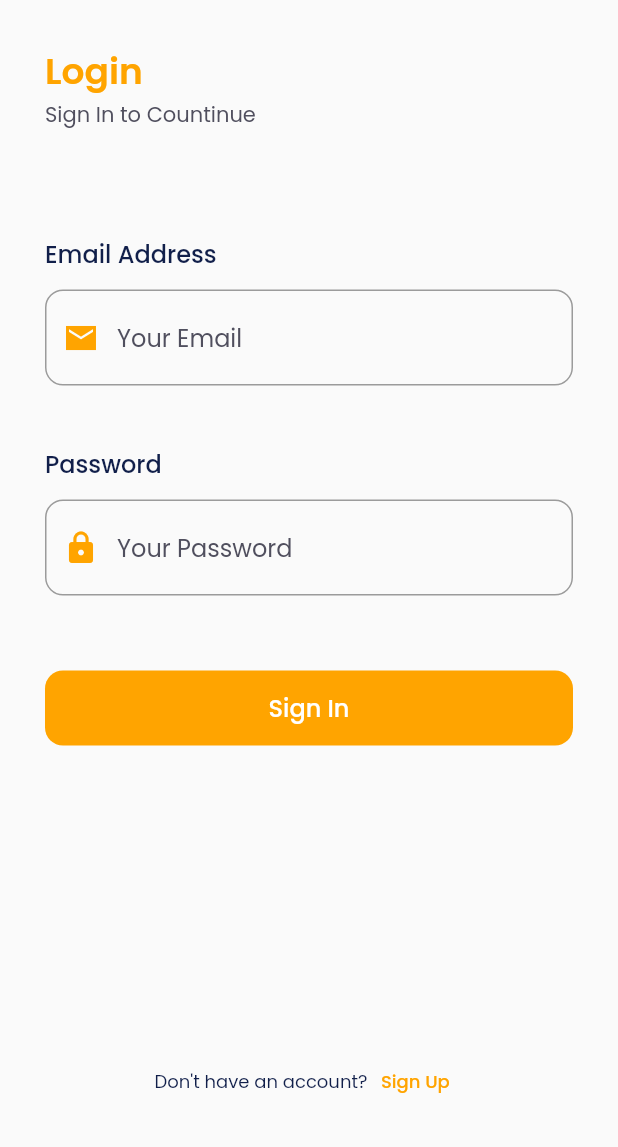
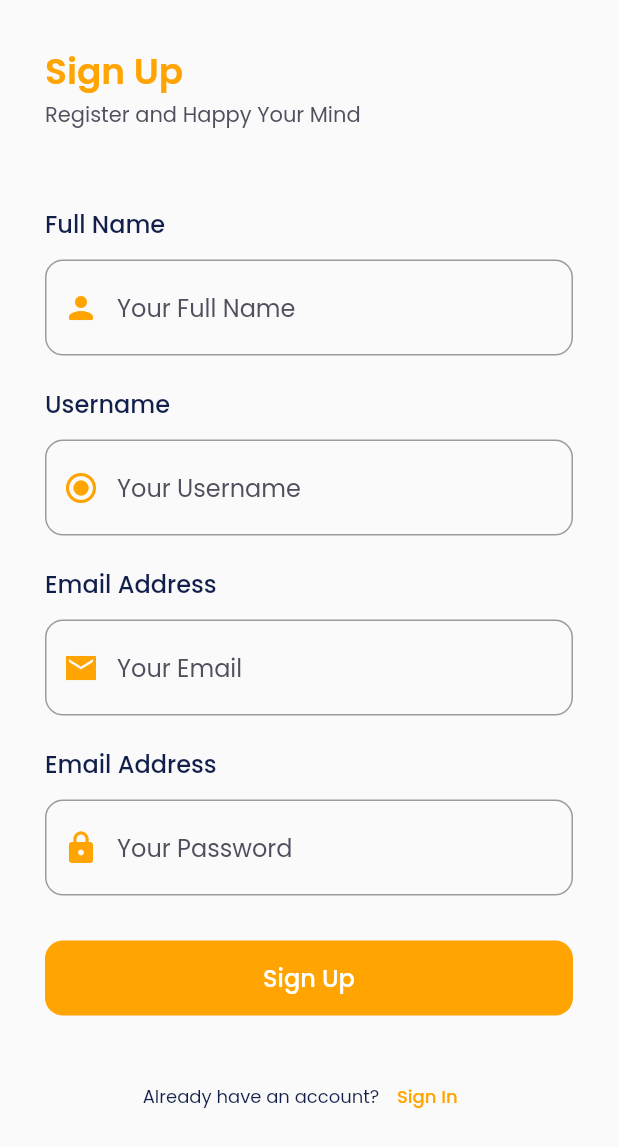
Before and after one commit to ibrahimmm999/MindMe-INVFEST, a Flutter app: the screen it shows after launch, after a tap on "Sign Up", on a phone screen of 412 x 824 dp. Shown: the top 1147 px of the screen. Run offline on Flutter 3.47's test engine with Material 2 defaults, Android fonts, the phone set to English and light mode, and no system bars; our stand-ins replace google_fonts.

Commit message:
added sign up page

```diff
--- a/src/lib/ui/sign_in_page.dart
+++ b/src/lib/ui/sign_in_page.dart
@@ -1,5 +1,6 @@
 import 'package:flutter/material.dart';
 import 'package:src/shared/theme.dart';
+import 'package:src/ui/user_pages/sign_up_page.dart';
 import 'package:src/ui/widgets/custom_button.dart';
 
 import 'widgets/custom_text_form_field.dart';
@@ -88,7 +89,7 @@ class SignInPage extends StatelessWidget {
             ),
             submitButton(),
             SizedBox(
-              height: 200,
+              height: 220,
             ),
             Row(
               mainAxisAlignment: MainAxisAlignment.center,
@@ -98,7 +99,12 @@ class SignInPage extends StatelessWidget {
                   style: secondaryColorText.copyWith(fontSize: 12),
                 ),
                 TextButton(
-                    onPressed: () {},
+                    onPressed: () {
+                      Navigator.push(
+                          context,
+                          MaterialPageRoute(
+                              builder: (context) => SignUpPage()));
+                    },
                     child: Text(
                       "Sign Up",
                       style: primaryColorText.copyWith(
--- /dev/null
+++ b/src/lib/ui/user_pages/sign_up_page.dart
@@ -0,0 +1,174 @@
+import 'package:flutter/material.dart';
+import 'package:src/ui/sign_in_page.dart';
+import 'package:src/ui/widgets/custom_button.dart';
+
+import '../../shared/theme.dart';
+import '../widgets/custom_text_form_field.dart';
+
+class SignUpPage extends StatelessWidget {
+  SignUpPage({super.key});
+  final TextEditingController fullNameController =
+      TextEditingController(text: '');
+  final TextEditingController usernameController =
+      TextEditingController(text: '');
+  final TextEditingController emailController = TextEditingController(text: '');
+  final TextEditingController passwordController =
+      TextEditingController(text: '');
+
+  @override
+  Widget build(BuildContext context) {
+    Widget inputFullName() {
+      return CustomTextFormField(
+        icon: Icon(
+          Icons.person_rounded,
+          color: primaryColor,
+        ),
+        hintText: 'Your Full Name',
+        controller: emailController,
+        radiusBorder: defaultRadius,
+      );
+    }
+
+    Widget inputUsername() {
+      return CustomTextFormField(
+        icon: Icon(
+          Icons.radio_button_checked_rounded,
+          color: primaryColor,
+        ),
+        hintText: 'Your Username',
+        controller: emailController,
+        radiusBorder: defaultRadius,
+      );
+    }
+
+    Widget inputEmail() {
+      return CustomTextFormField(
+        icon: Icon(
+          Icons.email_sharp,
+          color: primaryColor,
+        ),
+        hintText: 'Your Email',
+        controller: emailController,
+        radiusBorder: defaultRadius,
+      );
+    }
+
+    Widget inputPassword() {
+      return CustomTextFormField(
+        icon: Icon(Icons.lock, color: primaryColor),
+        controller: passwordController,
+        hintText: 'Your Password',
+        obscureText: true,
+        radiusBorder: defaultRadius,
+      );
+    }
+
+    Widget submitButton() {
+      return CustomButton(
+          radiusButton: defaultRadius,
+          buttonColor: primaryColor,
+          buttonText: "Sign Up",
+          widthButton: double.infinity,
+          onPressed: () {},
+          heightButton: 50);
+    }
+
+    return Scaffold(
+      body: SingleChildScrollView(
+        child: Container(
+          margin: EdgeInsets.all(30.0),
+          child: Column(
+            crossAxisAlignment: CrossAxisAlignment.start,
+            children: [
+              Text(
+                "Sign Up",
+                style: primaryColorText.copyWith(
+                    fontSize: 24, fontWeight: FontWeight.w600),
+              ),
+              Text(
+                "Register and Happy Your Mind",
+                style: greyText.copyWith(fontSize: 14),
+              ),
+              SizedBox(
+                height: 50,
+              ),
+              Text(
+                "Full Name",
+                style: secondaryColorText.copyWith(
+                    fontSize: 16, fontWeight: FontWeight.w500),
+              ),
+              SizedBox(
+                height: 12,
+              ),
+              inputFullName(),
+              SizedBox(
+                height: 20,
+              ),
+              Text(
+                "Username",
+                style: secondaryColorText.copyWith(
+                    fontSize: 16, fontWeight: FontWeight.w500),
+              ),
+              SizedBox(
+                height: 12,
+              ),
+              inputUsername(),
+              SizedBox(
+                height: 20,
+              ),
+              Text(
+                "Email Address",
+                style: secondaryColorText.copyWith(
+                    fontSize: 16, fontWeight: FontWeight.w500),
+              ),
+              SizedBox(
+                height: 12,
+              ),
+              inputEmail(),
+              SizedBox(
+                height: 20,
+              ),
+              Text(
+                "Email Address",
+                style: secondaryColorText.copyWith(
+                    fontSize: 16, fontWeight: FontWeight.w500),
+              ),
+              SizedBox(
+                height: 12,
+              ),
+              inputPassword(),
+              SizedBox(
+                height: 30,
+              ),
+              submitButton(),
+              SizedBox(
+                height: 30,
+              ),
+              Row(
+                mainAxisAlignment: MainAxisAlignment.center,
+                children: [
+                  Text(
+                    "Already have an account?",
+                    style: secondaryColorText.copyWith(fontSize: 12),
+                  ),
+                  TextButton(
+                      onPressed: () {
+                        Navigator.push(
+                            context,
+                            MaterialPageRoute(
+                                builder: (context) => SignInPage()));
+                      },
+                      child: Text(
+                        "Sign In",
+                        style: primaryColorText.copyWith(
+                            fontSize: 12, fontWeight: FontWeight.w500),
+                      ))
+                ],
+              )
+            ],
+          ),
+        ),
+      ),
+    );
+  }
+}
--- a/src/lib/ui/widgets/custom_text_form_field.dart
+++ b/src/lib/ui/widgets/custom_text_form_field.dart
@@ -1,6 +1,8 @@
 import 'package:flutter/material.dart';
 
 import '../../shared/theme.dart';
+
+// UNTUK LOGIN DAN SIGN UP
 
 class CustomTextFormField extends StatelessWidget {
   final Icon icon;
@@ -21,7 +23,6 @@ class CustomTextFormField extends StatelessWidget {
   @override
   Widget build(BuildContext context) {
     return Container(
-      margin: EdgeInsets.only(bottom: 20),
       child: Column(
         crossAxisAlignment: CrossAxisAlignment.start,
         children: [
```
